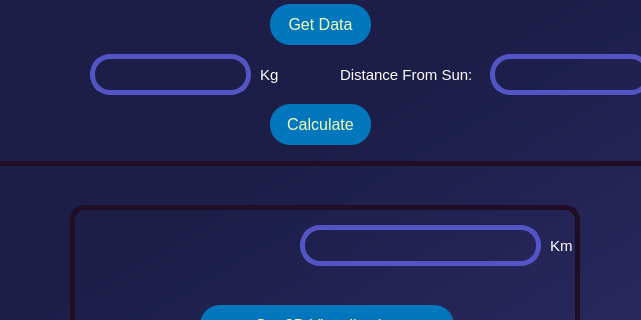
This is UI_Functions/Home_Page.ui in Mechanics-of-Orbit/MOPy as Qt 5 draws it before an edit; both pictures show x 229 to 870 and y 204 to 524 of the 1108 by 663 pixel window. The edited form follows.
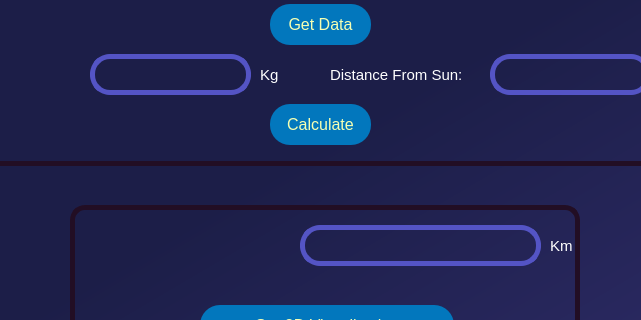
This is the edited form. The open tabs and pages were chosen to show the change. Icons and pictures are not drawn.

```diff
--- a/UI_Functions/Home_Page.ui
+++ b/UI_Functions/Home_Page.ui
@@ -2220,7 +2220,7 @@
                       <widget class="QLabel" name="lbl_dist_frm_sun">
                        <property name="geometry">
                         <rect>
-                         <x>420</x>
+                         <x>410</x>
                          <y>130</y>
                          <width>221</width>
                          <height>21</height>
@@ -2553,7 +2553,7 @@
                         <rect>
                          <x>10</x>
                          <y>30</y>
-                         <width>191</width>
+                         <width>211</width>
                          <height>21</height>
                         </rect>
                        </property>
```
